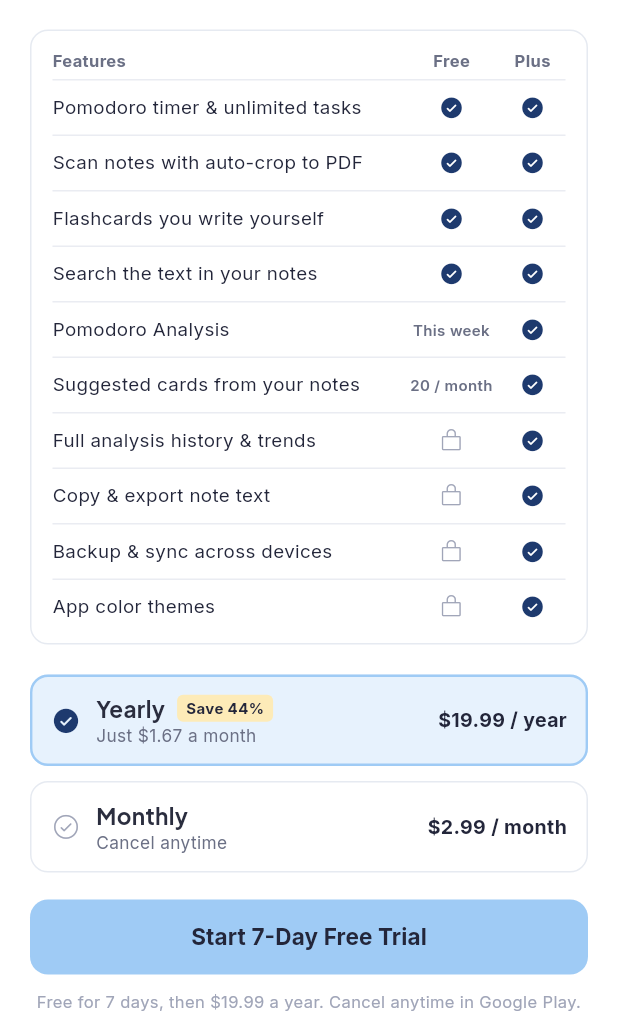
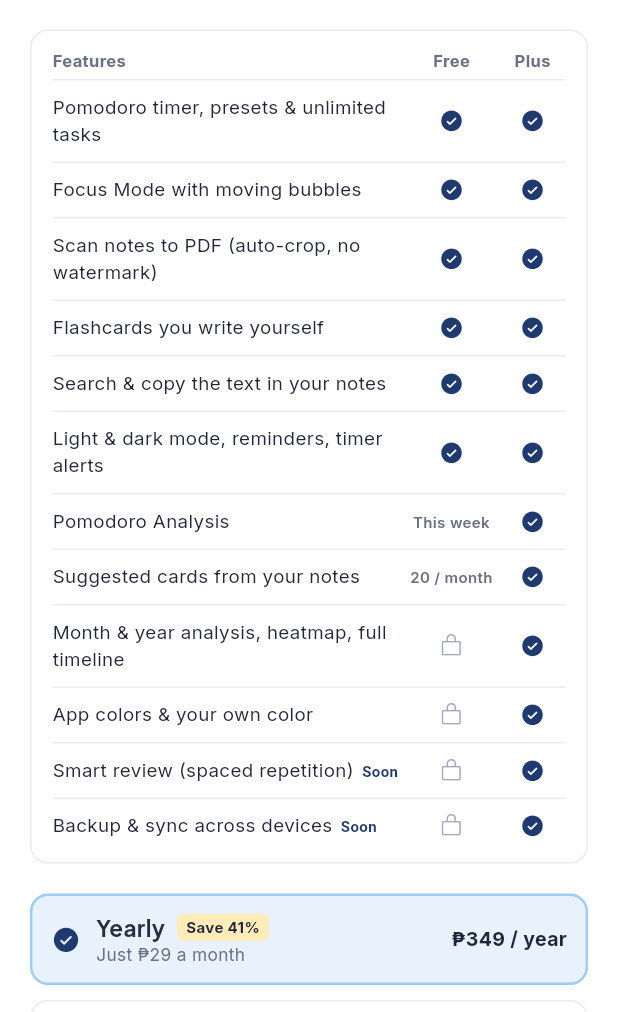
Before and after one commit to yumemicutiee/tAsikaso, a Flutter app: the PlansScreen screen opened directly, on a phone screen of 412 x 824 dp, the part 224-1236 px from its top. Run offline on Flutter 3.47's test engine with Material 3 defaults, Android fonts, the phone set to English and light mode, and no system bars; our stand-ins replace camera, clock, flutter_local_notifications, image_picker, pdf, printing and 2 more; missing offline and left inert: google_mlkit_document_scanner, google_mlkit_text_recognition.

Commit message:
Peso pricing for students, new Free/Plus split, centred lock badges, dashes in presets
Co-Authored-By: Claude Opus 5.5 <noreply@anthropic.com>
Claude-Session: https://claude.ai/code/session_01NpNRrXJHXmeVx7CqXskkrN

```diff
--- a/lib/models/models.dart
+++ b/lib/models/models.dart
@@ -432,8 +432,8 @@ class PomodoroPreset {
   /// The ready-made rhythms (not "Custom").
   static const all = [classic, short, deepWork];
 
-  /// "25 · 5 · 15"
-  String get summary => '$focus · $shortBreak · $longBreak';
+  /// "25 – 5 – 15"
+  String get summary => '$focus – $shortBreak – $longBreak';
 }
 
 int _inRange(int v, (int, int) range) {
--- a/lib/screens/plans_screen.dart
+++ b/lib/screens/plans_screen.dart
@@ -12,30 +12,48 @@ Future<void> openPlans(BuildContext context) => Navigator.of(context).push(
       MaterialPageRoute<void>(builder: (_) => const PlansScreen()),
     );
 
-/// One line of the Free vs Plus comparison.
-typedef PlanFeature = ({String name, bool free, bool plus, String? freeNote});
+/// One line of the Free vs Plus comparison. [soon] marks a Plus feature
+/// that's still being built.
+typedef PlanFeature = ({
+  String name,
+  bool free,
+  String? freeNote,
+  bool soon,
+});
 
-/// What each plan includes. The core of the app (timer, tasks, scanning to
-/// PDF, writing your own cards) stays free; Plus adds the extras.
+/// What each plan includes. Everything you need to study stays free: the
+/// timer, tasks, scanning to PDF, your own flashcards and this week's
+/// analysis. tAsikaso+ adds extras and the features that cost money to run
+/// (cloud backup).
 const List<PlanFeature> planFeatures = [
-  (name: 'Pomodoro timer & unlimited tasks', free: true, plus: true, freeNote: null),
-  (name: 'Scan notes with auto-crop to PDF', free: true, plus: true, freeNote: null),
-  (name: 'Flashcards you write yourself', free: true, plus: true, freeNote: null),
-  (name: 'Search the text in your notes', free: true, plus: true, freeNote: null),
-  (name: 'Pomodoro Analysis', free: true, plus: true, freeNote: 'This week'),
-  (name: 'Suggested cards from your notes', free: true, plus: true, freeNote: '20 / month'),
-  (name: 'Full analysis history & trends', free: false, plus: true, freeNote: null),
-  (name: 'Copy & export note text', free: false, plus: true, freeNote: null),
-  (name: 'Backup & sync across devices', free: false, plus: true, freeNote: null),
-  (name: 'App color themes', free: false, plus: true, freeNote: null),
+  (name: 'Pomodoro timer, presets & unlimited tasks', free: true, freeNote: null, soon: false),
+  (name: 'Focus Mode with moving bubbles', free: true, freeNote: null, soon: false),
+  (name: 'Scan notes to PDF (auto-crop, no watermark)', free: true, freeNote: null, soon: false),
+  (name: 'Flashcards you write yourself', free: true, freeNote: null, soon: false),
+  (name: 'Search & copy the text in your notes', free: true, freeNote: null, soon: false),
+  (name: 'Light & dark mode, reminders, timer alerts', free: true, freeNote: null, soon: false),
+  (name: 'Pomodoro Analysis', free: true, freeNote: 'This week', soon: false),
+  (name: 'Suggested cards from your notes', free: true, freeNote: '20 / month', soon: false),
+  (name: 'Month & year analysis, heatmap, full timeline', free: false, freeNote: null, soon: false),
+  (name: 'App colors & your own color', free: false, freeNote: null, soon: false),
+  (name: 'Smart review (spaced repetition)', free: false, freeNote: null, soon: true),
+  (name: 'Backup & sync across devices', free: false, freeNote: null, soon: true),
 ];
 
-/// Launch prices (USD). Google Play shows local prices; the Philippine
-/// launch price is ₱69 / month or ₱499 / year.
-const _monthly = r'$2.99';
-const _yearly = r'$19.99';
-const _yearlyPerMonth = r'$1.67';
-const _yearlySaving = '44%';
+/// Prices in Philippine pesos, set for students: the monthly plan costs less
+/// than one fast-food meal, and the semester plan matches the school term.
+enum _Plan {
+  yearly('Yearly', '₱349', 'year', 'Just ₱29 a month', 'Save 41%'),
+  semester('Semester', '₱199', '6 months', 'One school term', 'Save 32%'),
+  monthly('Monthly', '₱49', 'month', 'Cancel anytime', null);
+
+  const _Plan(this.title, this.price, this.per, this.note, this.badge);
+  final String title;
+  final String price;
+  final String per;
+  final String note;
+  final String? badge;
+}
 
 class PlansScreen extends StatefulWidget {
   const PlansScreen({super.key});
@@ -45,7 +63,7 @@ class PlansScreen extends StatefulWidget {
 }
 
 class _PlansScreenState extends State<PlansScreen> {
-  bool _yearlyPicked = true;
+  _Plan _plan = _Plan.yearly;
 
   void _subscribe() {
     ScaffoldMessenger.of(context)
@@ -71,22 +89,17 @@ class _PlansScreenState extends State<PlansScreen> {
           const SizedBox(height: 20),
           const _Comparison(),
           const SizedBox(height: 20),
-          _PriceOption(
-            title: 'Yearly',
-            price: '$_yearly / year',
-            note: 'Just $_yearlyPerMonth a month',
-            badge: 'Save $_yearlySaving',
-            selected: _yearlyPicked,
-            onTap: () => setState(() => _yearlyPicked = true),
-          ),
-          const SizedBox(height: 10),
-          _PriceOption(
-            title: 'Monthly',
-            price: '$_monthly / month',
-            note: 'Cancel anytime',
-            selected: !_yearlyPicked,
-            onTap: () => setState(() => _yearlyPicked = false),
-          ),
+          for (final plan in _Plan.values) ...[
+            if (plan != _Plan.yearly) const SizedBox(height: 10),
+            _PriceOption(
+              title: plan.title,
+              price: '${plan.price} / ${plan.per}',
+              note: plan.note,
+              badge: plan.badge,
+              selected: _plan == plan,
+              onTap: () => setState(() => _plan = plan),
+            ),
+          ],
           const SizedBox(height: 18),
           SizedBox(
             height: 50,
@@ -104,9 +117,8 @@ class _PlansScreenState extends State<PlansScreen> {
           ),
           const SizedBox(height: 10),
           Text(
-            _yearlyPicked
-                ? 'Free for 7 days, then $_yearly a year. Cancel anytime in Google Play.'
-                : 'Free for 7 days, then $_monthly a month. Cancel anytime in Google Play.',
+            'Free for 7 days, then ${_plan.price} every ${_plan.per}. '
+            'Cancel anytime in Google Play.',
             textAlign: TextAlign.center,
             style: TextStyle(fontSize: 11, color: AppColors.textMuted),
           ),
@@ -301,8 +313,21 @@ class _Comparison extends StatelessWidget {
               child: Row(
                 children: [
                   Expanded(
-                    child: Text(f.name,
-                        style: TextStyle(fontSize: 12.5, color: AppColors.ink)),
+                    child: Text.rich(
+                      TextSpan(children: [
+                        TextSpan(text: f.name),
+                        if (f.soon)
+                          TextSpan(
+                            text: '  Soon',
+                            style: TextStyle(
+                              fontSize: 10,
+                              fontWeight: FontWeight.w700,
+                              color: AppColors.primaryDeep,
+                            ),
+                          ),
+                      ]),
+                      style: TextStyle(fontSize: 12.5, color: AppColors.ink),
+                    ),
                   ),
                   SizedBox(
                     width: 64,
--- a/lib/screens/settings_screen.dart
+++ b/lib/screens/settings_screen.dart
@@ -81,9 +81,6 @@ class SettingsScreen extends StatelessWidget {
                   }
                 },
               ),
-              _Note(store.isPlus
-                  ? 'Buttons, charts and Focus Mode follow the color you pick.'
-                  : 'Navy is free. The other colors come with $kPlusName.'),
 
               _Heading(
                 'Pomodoro',
@@ -276,7 +273,7 @@ class SettingsScreen extends StatelessWidget {
     ScaffoldMessenger.of(context)
       ..hideCurrentSnackBar()
       ..showSnackBar(SnackBar(
-        content: const Text('Pomodoro settings reset to 25 · 5 · 15.'),
+        content: const Text('Pomodoro settings reset to 25 – 5 – 15.'),
         action: SnackBarAction(
           label: 'Undo',
           onPressed: () => store.updateSettings(before),
@@ -454,7 +451,7 @@ class _Presets extends StatelessWidget {
       _PresetCard(
         title: 'Custom',
         detail: current == null
-            ? '${settings.focusMinutes} · ${settings.shortBreakMinutes} · '
+            ? '${settings.focusMinutes} – ${settings.shortBreakMinutes} – '
                 '${settings.longBreakMinutes}'
             : (custom?.summary ?? 'Your own'),
         selected: current == null,
@@ -623,6 +620,9 @@ class _Swatch extends StatelessWidget {
   /// A colour wheel instead of the two halves ("Custom", before it's used).
   final bool rainbow;
 
+  /// Fixed (not the theme colour), so every locked swatch looks the same.
+  static const _lockBadge = Color(0xFF23263A);
+
   static const _wheel = SweepGradient(colors: [
     Color(0xFFF5A3A3),
     Color(0xFFF5D7A3),
@@ -669,19 +669,19 @@ class _Swatch extends StatelessWidget {
               child: const SizedBox.expand(),
             ),
           ),
+          // The same dark badge on every locked colour, in the middle.
           if (locked)
-            Positioned(
-              right: -2,
-              bottom: -2,
+            Center(
               child: Container(
-                width: 18,
-                height: 18,
+                width: 22,
+                height: 22,
                 decoration: BoxDecoration(
-                  color: AppColors.heroTop,
+                  color: _lockBadge,
                   shape: BoxShape.circle,
-                  border: Border.all(color: AppColors.background, width: 2),
+                  border: Border.all(
+                      color: Colors.white.withValues(alpha: 0.85), width: 1.5),
                 ),
-                child: const Icon(AppIcons.plus, size: 9, color: AppColors.gold),
+                child: const Icon(AppIcons.plus, size: 11, color: AppColors.gold),
               ),
             ),
         ],
```
Also changed, not shown: 2 other files.
